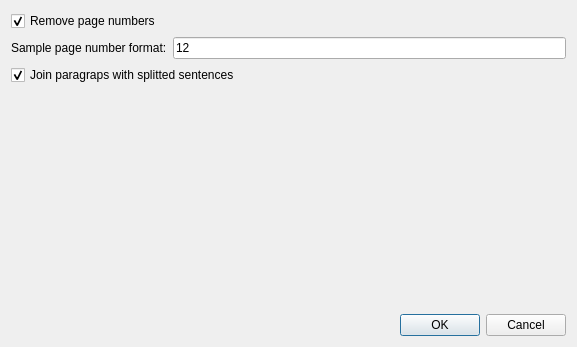
Qt form src/Sigil/Form_Files/CleanContent.ui (Sigil-Ebook/Sigil) before a commit.
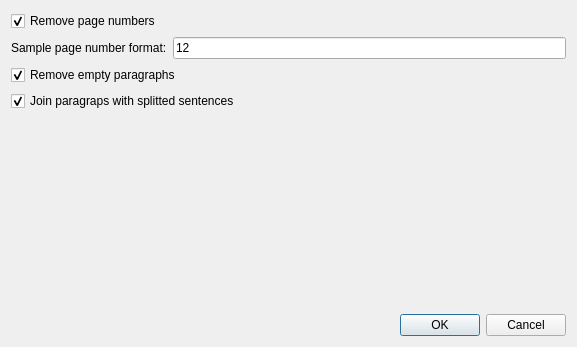
The same form after that commit.

Commit message: Added "Remove empty paragraphs" clean content option.

Diff of the .ui file:
```diff
--- a/src/Sigil/Form_Files/CleanContent.ui
+++ b/src/Sigil/Form_Files/CleanContent.ui
@@ -50,6 +50,16 @@
      </item>
     </layout>
    </item>
+   <item>
+    <widget class="QCheckBox" name="checkBoxRemoveEmptyParagraphs">
+     <property name="text">
+      <string>Remove empty paragraphs</string>
+     </property>
+     <property name="checked">
+      <bool>true</bool>
+     </property>
+    </widget>
+   </item>
    <item>
     <widget class="QCheckBox" name="checkBoxJoinParagraphs">
      <property name="toolTip">
```
The commit also changes 3 other files.
